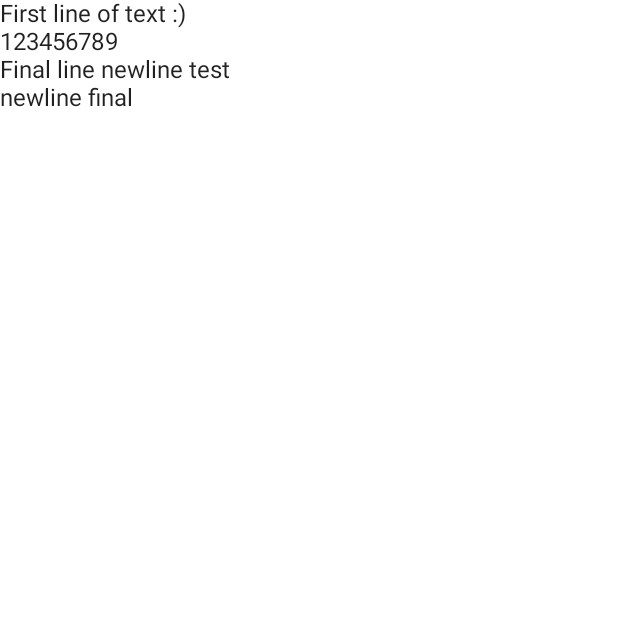
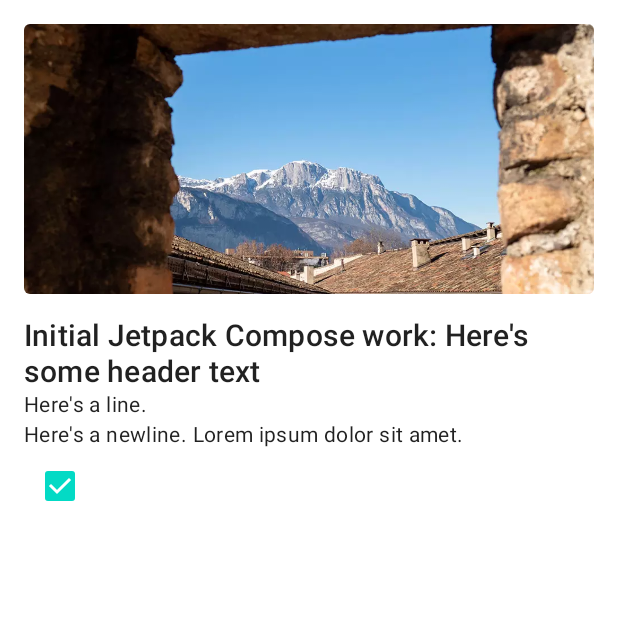
Before and after one commit to danevd-TCD/DVStats, an Android app built with Jetpack Compose: the screen it shows after launch (MainActivity), on a phone screen of 412 x 824 dp, the top half of it. Run offline under Robolectric (Android 15) with nearby library versions, the phone set to English and light mode, and no system bars.

Commit message:
initial foray into compose elements - added an image

```diff
--- a/app/src/main/java/com/example/dvstats/MainActivity.kt
+++ b/app/src/main/java/com/example/dvstats/MainActivity.kt
@@ -3,41 +3,76 @@ package com.example.dvstats
 import android.os.Bundle
 import androidx.activity.ComponentActivity
 import androidx.activity.compose.setContent
-import androidx.compose.foundation.layout.Column
-import androidx.compose.material.MaterialTheme
-import androidx.compose.material.Surface
-import androidx.compose.material.Text
+import androidx.compose.foundation.Image
+import androidx.compose.foundation.layout.*
+import androidx.compose.foundation.shape.RoundedCornerShape
+import androidx.compose.material.*
+import androidx.compose.material.MaterialTheme.typography
 import androidx.compose.runtime.Composable
+import androidx.compose.ui.Modifier
+import androidx.compose.ui.draw.clip
+import androidx.compose.ui.layout.ContentScale
+import androidx.compose.ui.res.painterResource
 import androidx.compose.ui.tooling.preview.Preview
+import androidx.compose.ui.unit.dp
 import com.example.dvstats.ui.theme.DVStatsTheme
 
 class MainActivity : ComponentActivity() {
     override fun onCreate(savedInstanceState: Bundle?) {
         super.onCreate(savedInstanceState)
         setContent {
-            DVStatsTheme {
-                // A surface container using the 'background' color from the theme
-                Surface(color = MaterialTheme.colors.background) {
-                    //Greeting("Android")
-                    NewsStory()
-                }
-            }
+            MainApp()
         }
     }
 }
 
 @Composable
-fun Greeting(name: String) {
-    Text(text = "Hello $name!")
+fun MainApp()
+{
+    DVStatsTheme {
+        // A surface container using the 'background' color from the theme
+        Surface(color = MaterialTheme.colors.background) {
+            NewsStory()
+        }
+    }
+
 }
+
 
 @Composable
 fun NewsStory()
 {
-    Column() {
-        Text("First line of text :)")
-        Text("123456789")
-        Text("Final line newline test \nnewline final")
+    Column(
+        modifier = Modifier.padding(16.dp)
+    ) {
+        Image(
+            painter = painterResource(R.drawable.italy),
+            contentDescription = null,
+            modifier = Modifier
+                .height(180.dp)
+                .fillMaxWidth()
+                .clip(shape = RoundedCornerShape(4.dp)),
+            contentScale = ContentScale.Crop
+        )
+        Spacer(Modifier.height(16.dp))
+
+        Text(
+            "Initial Jetpack Compose work: Here's some header text",
+            style = typography.h6
+        )
+
+        Text("Here's a line. \nHere's a newline. Lorem ipsum dolor sit amet.",
+        style = typography.body2)
+
+        //confusing checkbox syntax
+        var firstCheck: Boolean = true
+        Checkbox(
+            checked = firstCheck,
+            onCheckedChange = {firstCheck = false}
+        )
+
+
+
     }
 }
 
@@ -45,6 +80,6 @@ fun NewsStory()
 @Composable
 fun DefaultPreview() {
     DVStatsTheme {
-        Greeting("Android")
+        MainApp()
     }
 }
```
Also changed, not shown: app/src/main/res/drawable-mdpi/italy.webp (added).
